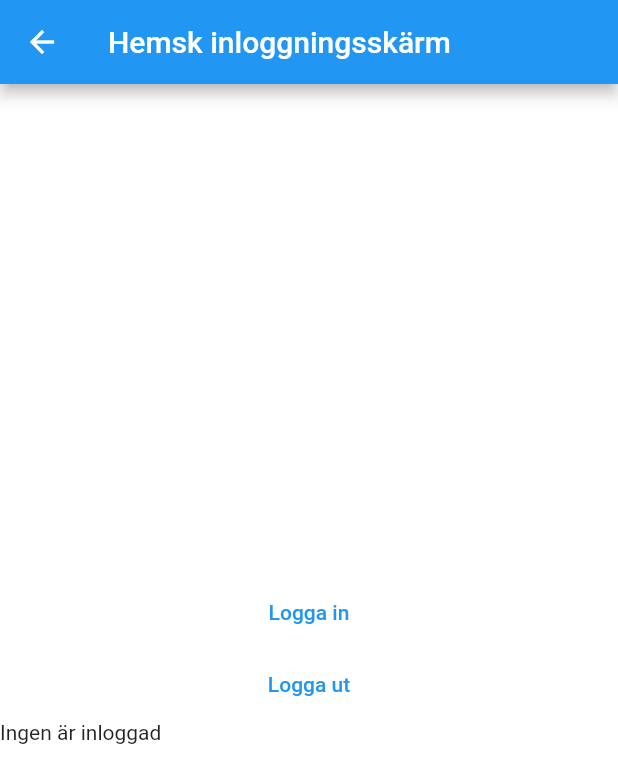
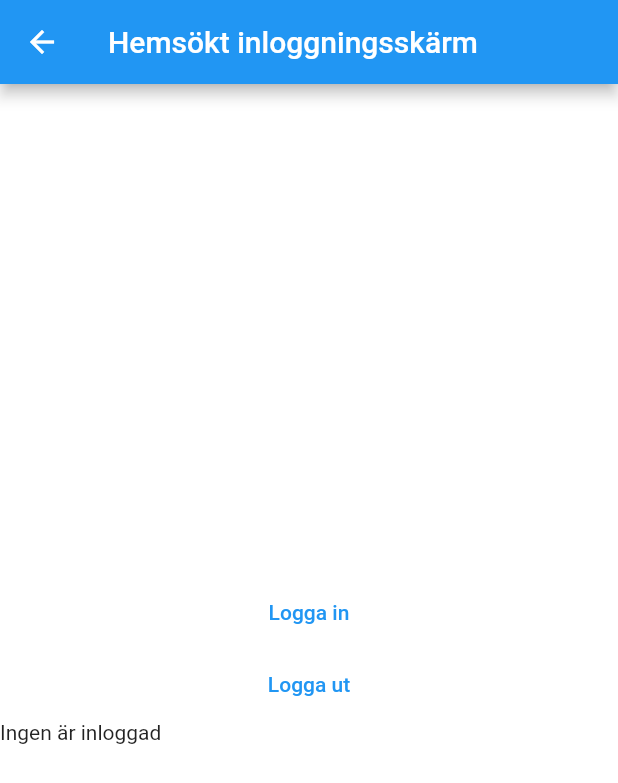
Before and after one commit to robengrobban/PVT-Grupp-75, a Flutter app: the screen it shows after launch, after a tap on the "add" icon, on a phone screen of 412 x 824 dp. Shown: the top 783 px of the screen. Run offline on Flutter 3.47's test engine with Material 2 defaults, Android fonts, the phone set to English and light mode, and no system bars; our stand-ins replace google_sign_in.

Commit message:
Update login_screen.dart

```diff
--- a/flutter_app/lib/screens/login_screen.dart
+++ b/flutter_app/lib/screens/login_screen.dart
@@ -35,7 +35,7 @@ class LoginScreenState extends State<LoginScreen> {
         appBar: AppBar(
           // Here we take the value from the MyHomePage object that was created by
           // the App.build method, and use it to set our appbar title.
-          title: Text("Hemsk inloggningsskärm"),
+          title: Text("Hemsökt inloggningsskärm"),
         ),
         backgroundColor: Colors.white,
         body: Column(
```
